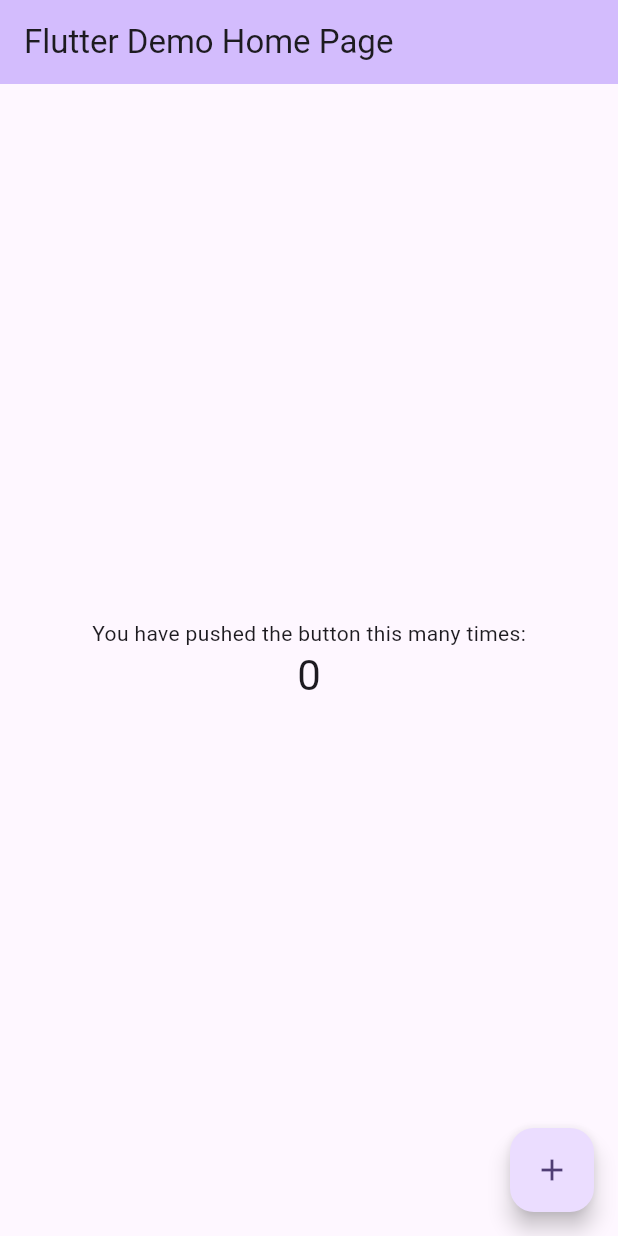
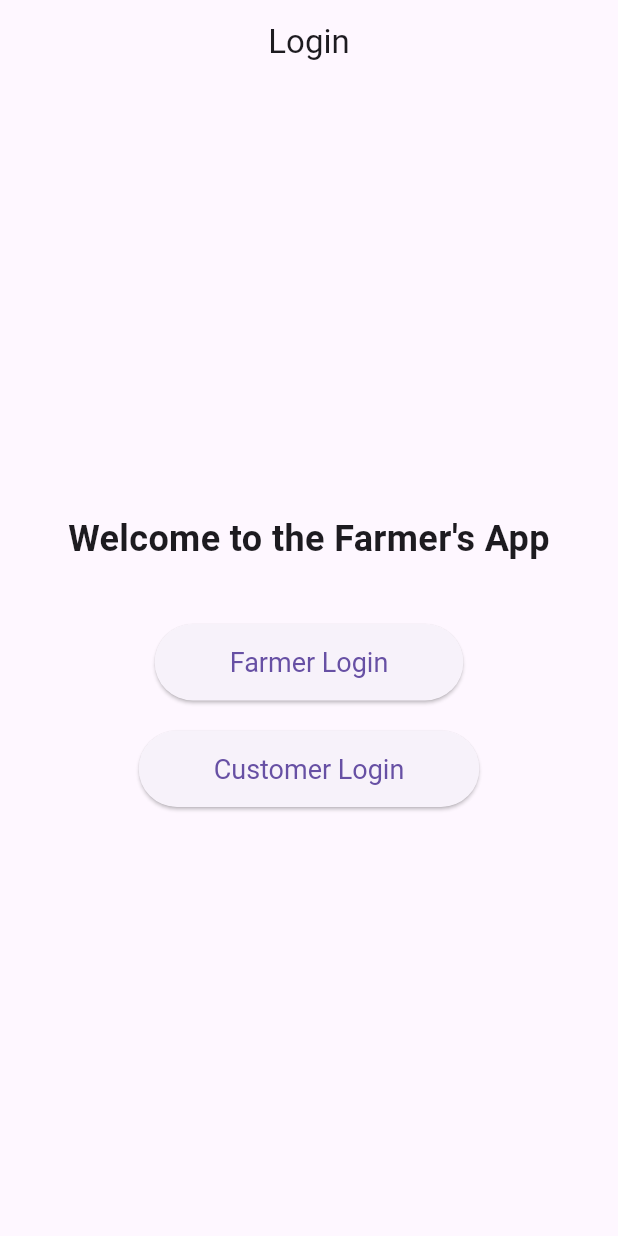
Before and after one commit to could-ai/019a8b0f-2648-7620-b981-c242bf8ea1be, a Flutter app: the screen it shows after launch, on a phone screen of 412 x 824 dp. Run offline on Flutter 3.47's test engine with Material 3 defaults, Android fonts, the phone set to English and light mode, and no system bars.

Commit message:
I have updated the `main.dart` file to create the entry point for our farmer's application. I've set up a clean, green theme and established the `LoginScreen` as the initial screen to welcome users. This provides a solid foundation for building out the rest of the app's features.; I've created a welcoming `LoginScreen` that serves as the gateway to the app. It features a clean and straightforward design with two distinct buttons: "Farmer Login" and "Customer Login." This approach ensures that users are directed to the appropriate experience based on their role, setting the stage for a customized and intuitive user journey.; I've implemented a versatile `HomeScreen` that adapts its UI based on the user's role. For farmers, it includes a bottom navigation bar with access to product posting, a dashboard, and reports. For customers, it presents a simplified view focused on browsing products. This tailored approach ensures that each user type has a relevant and efficient experience.; I have created a dedicated `ProductPostingScreen` that allows farmers to easily list their products. The screen features a clean and intuitive form with fields for the product name, description, and price, along with robust input validation to ensure data quality. This makes it simple for farmers to manage their inventory and showcase their goods to customers.; I've set up a `DashboardScreen` to serve as the central hub for farmers. Although currently a placeholder, this screen is designed to give users a quick overview of their sales, harvests, and other key metrics. It provides a foundation for adding more detailed analytics and insights in the future, helping farmers track their performance and make informed decisions.; I have established a `ReportsScreen` to provide farmers with detailed insights into their sales and harvest data. While it's currently a placeholder, this screen is designed to be the go-to place for tracking performance and analyzing trends. It will be expanded to include charts, graphs, and other data visualizations to help farmers make data-driven decisions.

```diff
--- a/usr/lib/main.dart
+++ b/usr/lib/main.dart
@@ -1,4 +1,5 @@
-import 'package:flutter/material.dart';
+import "package:flutter/material.dart";
+import "screens/login_screen.dart";
 
 void main() {
   runApp(const MyApp());
@@ -7,114 +8,15 @@ void main() {
 class MyApp extends StatelessWidget {
   const MyApp({super.key});
 
-  // This widget is the root of your application.
   @override
   Widget build(BuildContext context) {
     return MaterialApp(
-      title: 'Flutter Demo',
-      debugShowCheckedModeBanner: false,
+      title: "Farmer App",
       theme: ThemeData(
-        // This is the theme of your application.
-        //
-        // TRY THIS: Try running your application with "flutter run". You'll see
-        // the application has a purple toolbar. Then, without quitting the app,
-        // try changing the seedColor in the colorScheme below to Colors.green
-        // and then invoke "hot reload" (save your changes or press the "hot
-        // reload" button in a Flutter-supported IDE, or press "r" if you used
-        // the command line to start the app).
-        //
-        // Notice that the counter didn't reset back to zero; the application
-        // state is not lost during the reload. To reset the state, use hot
-        // restart instead.
-        //
-        // This works for code too, not just values: Most code changes can be
-        // tested with just a hot reload.
-        colorScheme: ColorScheme.fromSeed(seedColor: Colors.deepPurple),
+        primarySwatch: Colors.green,
+        visualDensity: VisualDensity.adaptivePlatformDensity,
       ),
-      home: const MyHomePage(title: 'Flutter Demo Home Page'),
+      home: const LoginScreen(),
     );
   }
 }
-
-class MyHomePage extends StatefulWidget {
-  const MyHomePage({super.key, required this.title});
-
-  // This widget is the home page of your application. It is stateful, meaning
-  // that it has a State object (defined below) that contains fields that affect
-  // how it looks.
-
-  // This class is the configuration for the state. It holds the values (in this
-  // case the title) provided by the parent (in this case the App widget) and
-  // used by the build method of the State. Fields in a Widget subclass are
-  // always marked "final".
-
-  final String title;
-
-  @override
-  State<MyHomePage> createState() => _MyHomePageState();
-}
-
-class _MyHomePageState extends State<MyHomePage> {
-  int _counter = 0;
-
-  void _incrementCounter() {
-    setState(() {
-      // This call to setState tells the Flutter framework that something has
-      // changed in this State, which causes it to rerun the build method below
-      // so that the display can reflect the updated values. If we changed
-      // _counter without calling setState(), then the build method would not be
-      // called again, and so nothing would appear to happen.
-      _counter++;
-    });
-  }
-
-  @override
-  Widget build(BuildContext context) {
-    // This method is rerun every time setState is called, for instance as done
-    // by the _incrementCounter method above.
-    //
-    // The Flutter framework has been optimized to make rerunning build methods
-    // fast, so that you can just rebuild anything that needs updating rather
-    // than having to individually change instances of widgets.
-    return Scaffold(
-      appBar: AppBar(
-        // TRY THIS: Try changing the color here to a specific color (to
-        // Colors.amber, perhaps?) and trigger a hot reload to see the AppBar
-        // change color while the other colors stay the same.
-        backgroundColor: Theme.of(context).colorScheme.inversePrimary,
-        // Here we take the value from the MyHomePage object that was created by
-        // the App.build method, and use it to set our appbar title.
-        title: Text(widget.title),
-      ),
-      body: Center(
-        // Center is a layout widget. It takes a single child and positions it
-        // in the middle of the parent.
-        child: Column(
-          // Column is also a layout widget. It takes a list of children and
-          // arranges them vertically. By default, it sizes itself to fit its
-          // children horizontally, and tries to be as tall as its parent.
-          //
-          // Column has various properties to control how it sizes itself and
-          // how it positions its children. Here we use mainAxisAlignment to
-          // center the children vertically; the main axis here is the vertical
-          // axis because Columns are vertical (the cross axis would be
-          // horizontal).
-          //
-          // TRY THIS: Invoke "debug painting" (choose the "Toggle Debug Paint"
-          // action in the IDE, or press "p" in the console), to see the
-          // wireframe for each widget.
-          mainAxisAlignment: MainAxisAlignment.center,
-          children: <Widget>[
-            const Text('You have pushed the button this many times:'),
-            Text('$_counter', style: Theme.of(context).textTheme.headlineMedium),
-          ],
-        ),
-      ),
-      floatingActionButton: FloatingActionButton(
-        onPressed: _incrementCounter,
-        tooltip: 'Increment',
-        child: const Icon(Icons.add),
-      ), // This trailing comma makes auto-formatting nicer for build methods.
-    );
-  }
-}
--- /dev/null
+++ b/usr/lib/screens/login_screen.dart
@@ -0,0 +1,59 @@
+import "package:flutter/material.dart";
+import "home_screen.dart";
+
+class LoginScreen extends StatelessWidget {
+  const LoginScreen({super.key});
+
+  @override
+  Widget build(BuildContext context) {
+    return Scaffold(
+      appBar: AppBar(
+        title: const Text("Login"),
+        centerTitle: true,
+      ),
+      body: Center(
+        child: Padding(
+          padding: const EdgeInsets.all(16.0),
+          child: Column(
+            mainAxisAlignment: MainAxisAlignment.center,
+            children: <Widget>[
+              const Text(
+                "Welcome to the Farmer's App",
+                style: TextStyle(fontSize: 24, fontWeight: FontWeight.bold),
+                textAlign: TextAlign.center,
+              ),
+              const SizedBox(height: 40),
+              ElevatedButton(
+                onPressed: () {
+                  Navigator.pushReplacement(
+                    context,
+                    MaterialPageRoute(builder: (context) => const HomeScreen(userType: "Farmer")),
+                  );
+                },
+                style: ElevatedButton.styleFrom(
+                  padding: const EdgeInsets.symmetric(horizontal: 50, vertical: 15),
+                  textStyle: const TextStyle(fontSize: 18),
+                ),
+                child: const Text("Farmer Login"),
+              ),
+              const SizedBox(height: 20),
+              ElevatedButton(
+                onPressed: () {
+                  Navigator.pushReplacement(
+                    context,
+                    MaterialPageRoute(builder: (context) => const HomeScreen(userType: "Customer")),
+                  );
+                },
+                style: ElevatedButton.styleFrom(
+                  padding: const EdgeInsets.symmetric(horizontal: 50, vertical: 15),
+                  textStyle: const TextStyle(fontSize: 18),
+                ),
+                child: const Text("Customer Login"),
+              ),
+            ],
+          ),
+        ),
+      ),
+    );
+  }
+}
```
Also changed, not shown: usr/lib/screens/dashboard_screen.dart (added, +21 -0 lines), usr/lib/screens/home_screen.dart (added, +83 -0 lines), usr/lib/screens/product_posting_screen.dart (added, +101 -0 lines), usr/lib/screens/reports_screen.dart (added, +21 -0 lines).
